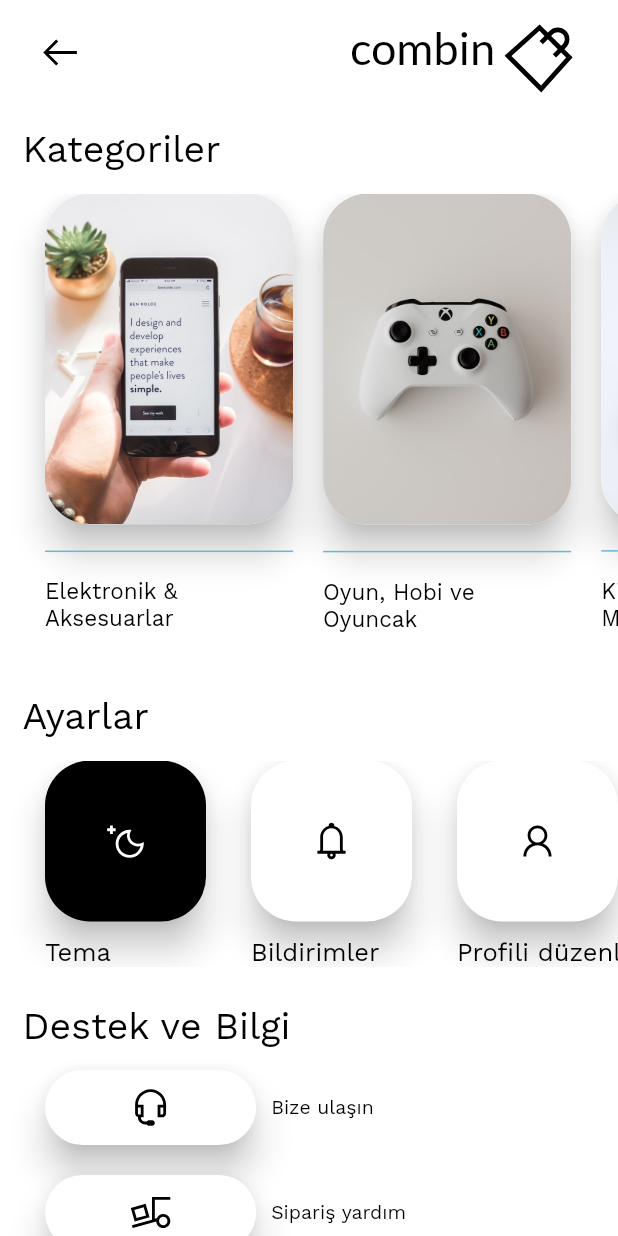
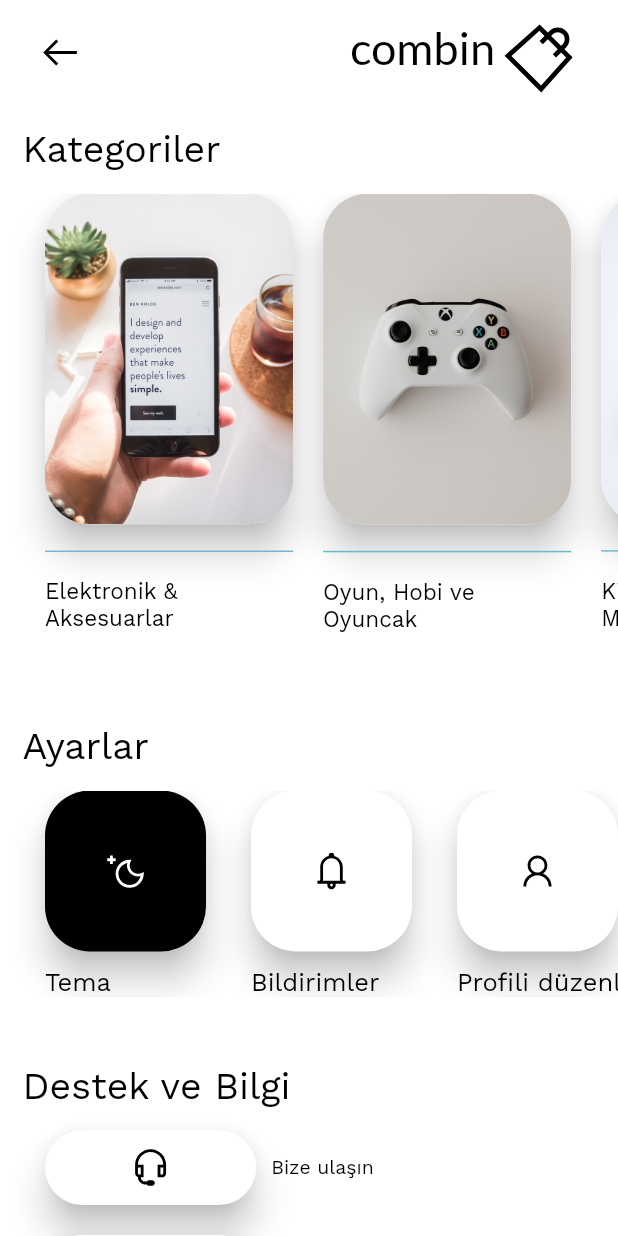
Before and after one commit to abdullahsoyuoz/e_commerce_sample_app, a Flutter app: the NavigationPage screen opened directly, on a phone screen of 412 x 824 dp. Run offline on Flutter 3.47's test engine with Material 2 defaults, Android fonts, the light colour scheme and no system bars; our stand-ins replace animate_do, animated_text_kit, flutter_slidable, font_awesome_flutter, google_fonts, line_icons and 2 more; missing offline and left inert: bottom_sheet, faker_dart, flex_color_picker, flutter_advanced_avatar, flutter_iconpicker, regexpattern and 1 more.

Commit message:
navigation_page_ui_update

```diff
--- a/lib/View/Page/User/App/navigation.dart
+++ b/lib/View/Page/User/App/navigation.dart
@@ -72,7 +72,7 @@ class _NavigationPageState extends State<NavigationPage>
                         _buildCategories(),
                       ),
                       Padding(
-                        padding: const EdgeInsets.only(top: 10.0),
+                        padding: const EdgeInsets.only(top: 30.0),
                         child: _slideAnimate(
                           Direction.LEFT,
                           const TitleWidget(title: 'Ayarlar'),
@@ -83,7 +83,7 @@ class _NavigationPageState extends State<NavigationPage>
                         _buildSettings(),
                       ),
                       Padding(
-                        padding: const EdgeInsets.only(top: 10.0),
+                        padding: const EdgeInsets.only(top: 30.0),
                         child: _slideAnimate(
                           Direction.LEFT,
                           const TitleWidget(title: 'Destek ve Bilgi'),
```
